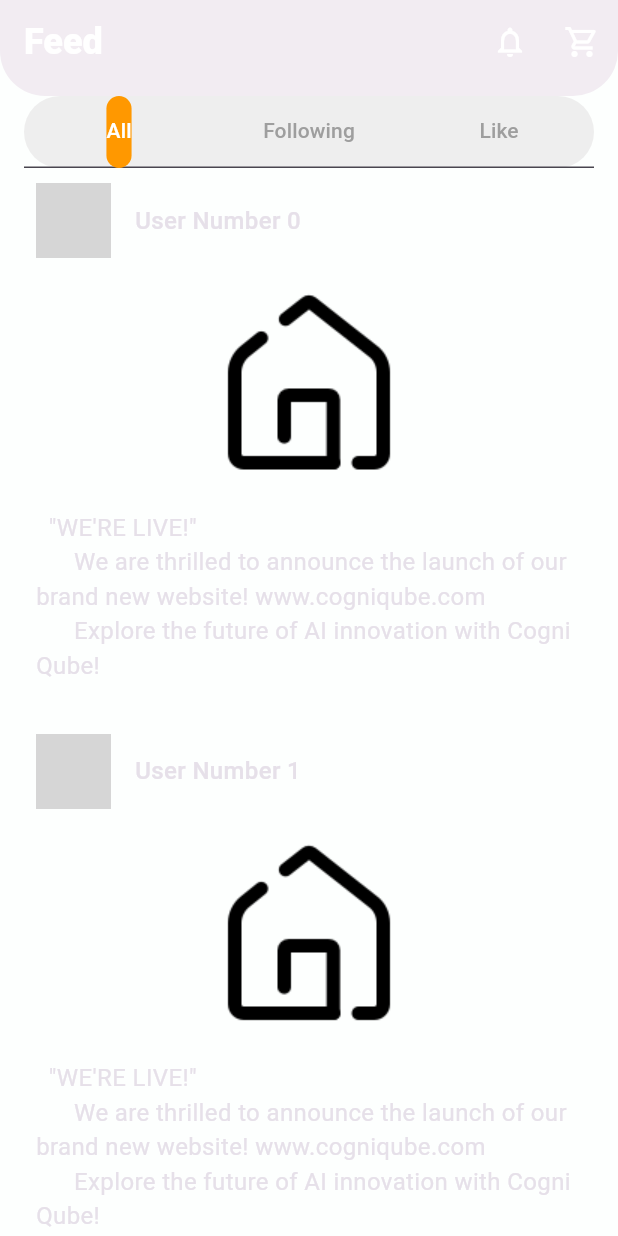
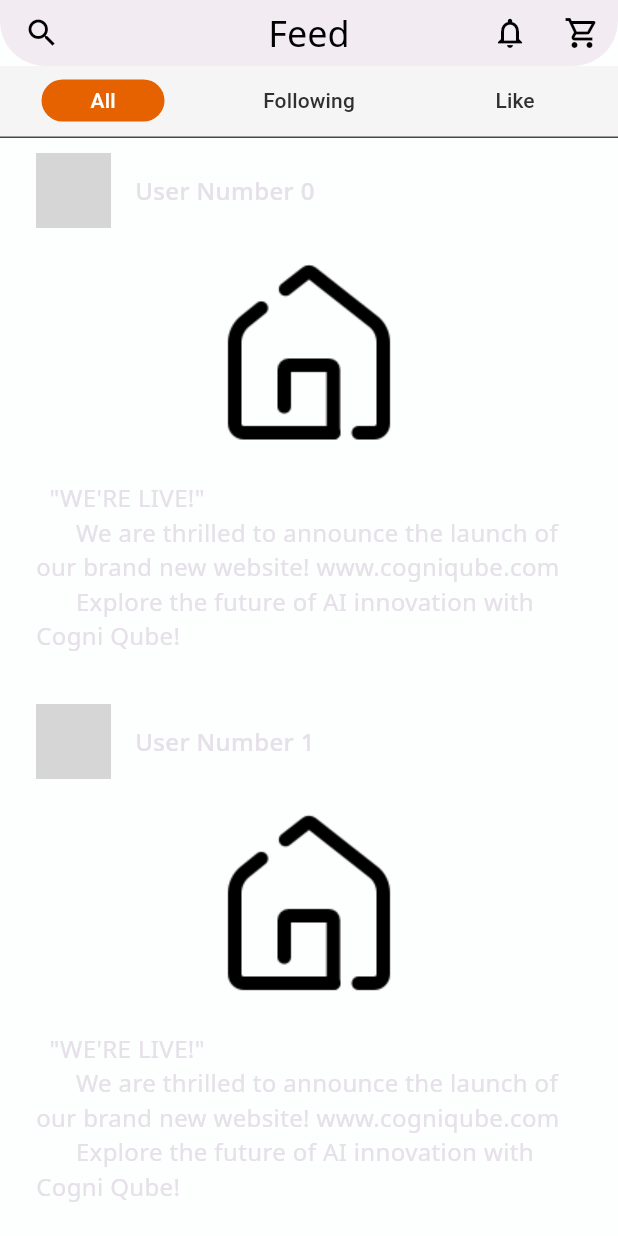
Before and after one commit to cogniqube/intern_project, a Flutter app: the FeedPage screen opened directly, on a phone screen of 412 x 824 dp. Run offline on Flutter 3.47's test engine with Material 3 defaults, Android fonts, the phone set to English and light mode, and no system bars; our stand-ins replace carousel_slider, fluttertoast, permission_handler, video_player; Roboto replaces fonts that are missing (Urbanist); grey boxes are pictures that could not be loaded.

Commit message:
Feed Styles Update

```diff
--- a/lib/Components/App Bar.dart
+++ b/lib/Components/App Bar.dart
@@ -4,6 +4,7 @@ import '../styles/App_text.dart';
 
 class MyAppBar extends StatelessWidget implements PreferredSizeWidget {
   final String title;
+  final Widget leading;
   final List<Widget>? actions;
   final bool automaticallyImplyLeading;
 
@@ -11,19 +12,21 @@ class MyAppBar extends StatelessWidget implements PreferredSizeWidget {
       {super.key,
       required this.title,
       this.actions,
-      required this.automaticallyImplyLeading});
+      required this.automaticallyImplyLeading, required this.leading});
 
   @override
   Widget build(BuildContext context) {
     return AppBar(
-      title: Text(title, style: AppText.header1),
-      backgroundColor: AppColors.appbar,
+      leading: leading,
+      title: Text(title, style: AppText.appBar.copyWith(color: AppColors.black)),
+      foregroundColor: AppColors.black,
       actions: actions,
+      centerTitle: true,
       automaticallyImplyLeading: automaticallyImplyLeading,
     );
   }
 
   @override
   // TODO: implement preferredSize
-  Size get preferredSize => const Size.fromHeight(64);
+  Size get preferredSize => const Size.fromHeight(44);
 }
--- a/lib/pages/Feed/Feed_Components/TabBar.dart
+++ b/lib/pages/Feed/Feed_Components/TabBar.dart
@@ -1,5 +1,7 @@
 import 'package:flutter/material.dart';
 import 'package:intern_project/pages/Feed/Feed_Components/User_List_View.dart';
+import 'package:intern_project/styles/app_colors.dart';
+import '../feed_styles/Custom_tab.dart';
 
 class TabBarPage extends StatefulWidget {
   final List<String> users;
@@ -17,6 +19,13 @@ class _TabBarPageState extends State<TabBarPage> with SingleTickerProviderStateM
   void initState() {
     super.initState();
     _tabController = TabController(length: 3, vsync: this);
+
+    // Add listener to update state when the tab changes
+    _tabController.addListener(() {
+      if (_tabController.indexIsChanging) {
+        setState(() {});
+      }
+    });
   }
 
   @override
@@ -30,30 +39,50 @@ class _TabBarPageState extends State<TabBarPage> with SingleTickerProviderStateM
     return Column(
       children: [
         Container(
-          height: 48, // Height of the TabBar
+          height: 48,
           decoration: BoxDecoration(
-            color: Colors.grey.shade200, // Background color of the TabBar
-            borderRadius: BorderRadius.circular(25), // Circular border for the container
+            color: AppColors.tabBar,
           ),
-          margin: EdgeInsets.symmetric(horizontal: 16), // Padding around TabBar
           child: TabBar(
             controller: _tabController,
-            labelColor: Colors.white, // Text color for selected tab
-            unselectedLabelColor: Colors.grey, // Text color for unselected tabs
-            indicator: BoxDecoration(
-              color: Colors.orange, // Background color for selected tab
-              borderRadius: BorderRadius.circular(25), // Rounded indicator for selected tab
-            ),
+            indicator: BoxDecoration(),
+            labelColor: Colors.transparent, // Hide the default label color
+            unselectedLabelColor: Colors.transparent, // Hide the default unselected color
             tabs: [
-              Tab(text: 'All'),
-              Tab(text: 'Following'),
-              Tab(text: 'Like'),
+              CustomTab(
+                text: 'All',
+                isSelected: _tabController.index == 0,
+                onTap: () {
+                  setState(() {
+                    _tabController.animateTo(0);
+                  });
+                },
+              ),
+              CustomTab(
+                text: 'Following',
+                isSelected: _tabController.index == 1,
+                onTap: () {
+                  setState(() {
+                    _tabController.animateTo(1);
+                  });
+                },
+              ),
+              CustomTab(
+                text: 'Like',
+                isSelected: _tabController.index == 2,
+                onTap: () {
+                  setState(() {
+                    _tabController.animateTo(2);
+                  });
+                },
+              ),
             ],
           ),
         ),
         Expanded(
           child: TabBarView(
             controller: _tabController,
+            physics: NeverScrollableScrollPhysics(), // Disable swipe gesture
             children: [
               UserListView(users: widget.users),
               Center(child: Text('Following Posts')),
--- a/lib/pages/Home/cartScreen.dart
+++ b/lib/pages/Home/cartScreen.dart
@@ -1,5 +1,5 @@
 import 'package:flutter/material.dart';
-import 'package:routine/productScreen.dart';
+import 'package:intern_project/productScreen.dart';
 
 import 'appColors.dart';
 
--- a/lib/pages/Home/previewScreen.dart
+++ b/lib/pages/Home/previewScreen.dart
@@ -1,6 +1,6 @@
 import 'package:flutter/material.dart';
-import 'package:routine/appColors.dart';
-import 'package:routine/videoPlayerScreen.dart';
+import 'package:intern_project/appColors.dart';
+import 'package:intern_project/videoPlayerScreen.dart';
 
 class PreviewScreen extends StatefulWidget {
   @override
--- a/lib/pages/Home/productScreen.dart
+++ b/lib/pages/Home/productScreen.dart
@@ -1,5 +1,5 @@
 import 'package:flutter/material.dart';
-import 'appColors.dart';
+import '../../styles/app_colors.dart';
 import 'cartScreen.dart';
 
 class ProductListScreen extends StatefulWidget {
--- a/lib/pages/Login/SignupAgreement.dart
+++ b/lib/pages/Login/SignupAgreement.dart
@@ -72,7 +72,7 @@ class _TermsAndConditionsScreenState
                   Padding(
                     padding: EdgeInsets.all(16.0),
                     child: Text(
-                      'Routine Live collects the minimum amount of personal information necessary for contract implementation, user identification, service improvement, new service development, membership registration, and counseling on service provision.\n\nRoutine Live collects essential items essential to perform',
+                      'intern_project Live collects the minimum amount of personal information necessary for contract implementation, user identification, service improvement, new service development, membership registration, and counseling on service provision.\n\nintern_project Live collects essential items essential to perform',
                       textAlign: TextAlign.justify,
                     ),
                   ),
--- a/lib/pages/main_page.dart
+++ b/lib/pages/main_page.dart
@@ -1,7 +1,7 @@
 import 'package:flutter/material.dart';
 import 'package:intern_project/pages/HomePage.dart';
 import 'package:intern_project/pages/Store_Page.dart';
-import 'package:intern_project/pages/feed_page.dart';
+import 'package:intern_project/pages/Feed/feed_page.dart';
 import 'package:intern_project/pages/profile/profile_page.dart';
 
 class MainPage extends StatefulWidget {
--- a/lib/styles/App_text.dart
+++ b/lib/styles/App_text.dart
@@ -1,31 +1,38 @@
 import 'package:flutter/cupertino.dart';
 
 class AppText {
-  static const header1 = TextStyle(
+  static const appBar = TextStyle(
+    fontFamily: 'NotoSans',
     fontSize: 24,
-    fontWeight: FontWeight.w900,
+    fontWeight: FontWeight.w400,
   );
   static const header2 = TextStyle(
+    fontFamily: 'NotoSans',
     fontSize: 24,
     fontWeight: FontWeight.w600,
   );
   static const subtitle1 = TextStyle(
+    fontFamily: 'NotoSans',
     fontSize: 16,
     fontWeight: FontWeight.w600,
   );
   static const subtitle2 = TextStyle(
+    fontFamily: 'NotoSans',
     fontSize: 16,
     fontWeight: FontWeight.w500,
   );
   static const subtitle3 = TextStyle(
+    fontFamily: 'NotoSans',
     fontSize: 16,
     fontWeight: FontWeight.w400,
   );
   static const body1 = TextStyle(
+    fontFamily: 'NotoSans',
     fontSize: 14,
     fontWeight: FontWeight.w400,
   );
   static const body2 = TextStyle(
+    fontFamily: 'NotoSans',
     fontSize: 14,
     fontWeight: FontWeight.w500,
   );
--- a/lib/styles/app_colors.dart
+++ b/lib/styles/app_colors.dart
@@ -12,10 +12,6 @@ class AppColors{
   static const black = Color(0xff000000);
   static const appbar = Color(0xfff5f1f1);
   static const sponsor = Color(0xFFF2B705);
-  static const orange=Color(0xFFE63100);
-  static const purple=Color(0xFF693ACC);
-  static const grey=Color(0xff979797);
-  static const red=Color(0xffE64646);
-  static const blue=Color(0xff3F8AE0);
-  static const lightorange=Color(0x4DE66100);
+  static const tabBar = Color(0xFFF5F5F5);
+
 }
```
Also changed, not shown: lib/main.dart (+6 -6 lines), lib/pages/Home/broadCastReservation.dart (+10 -8 lines), lib/pages/Home/celebrityScreen.dart (+4 -4 lines), lib/pages/HomePage.dart (+6 -5 lines), lib/pages/profile/personal_info.dart (+8 -8 lines), pubspec.yaml (+8 -22 lines), pubspec.lock.
